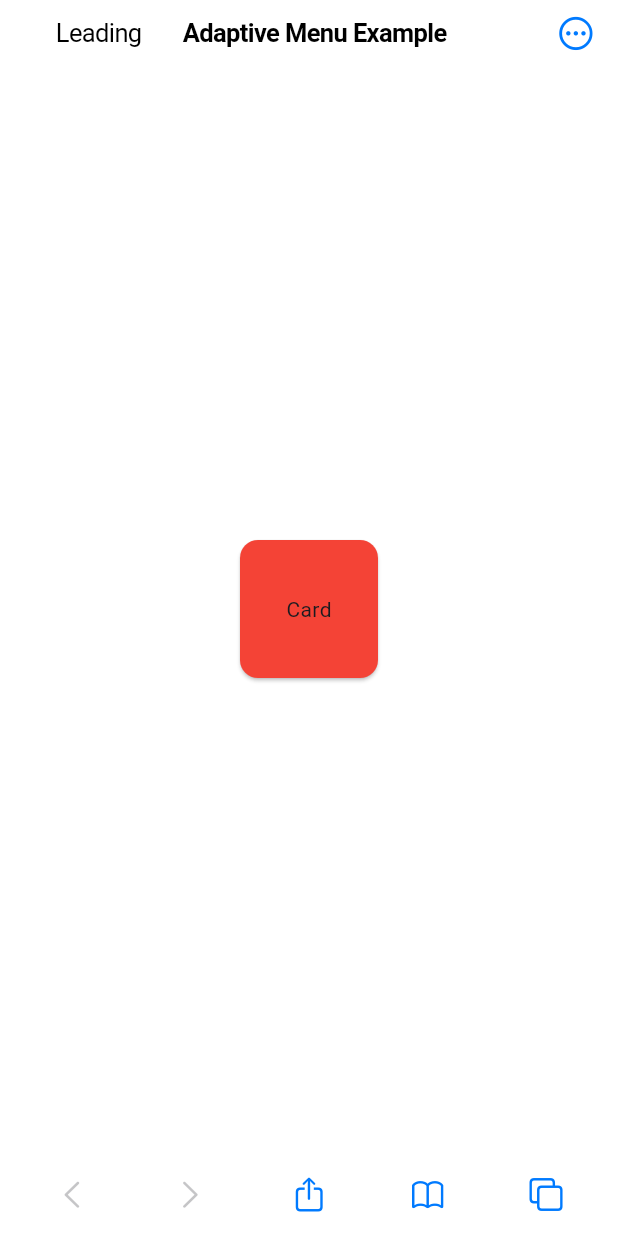
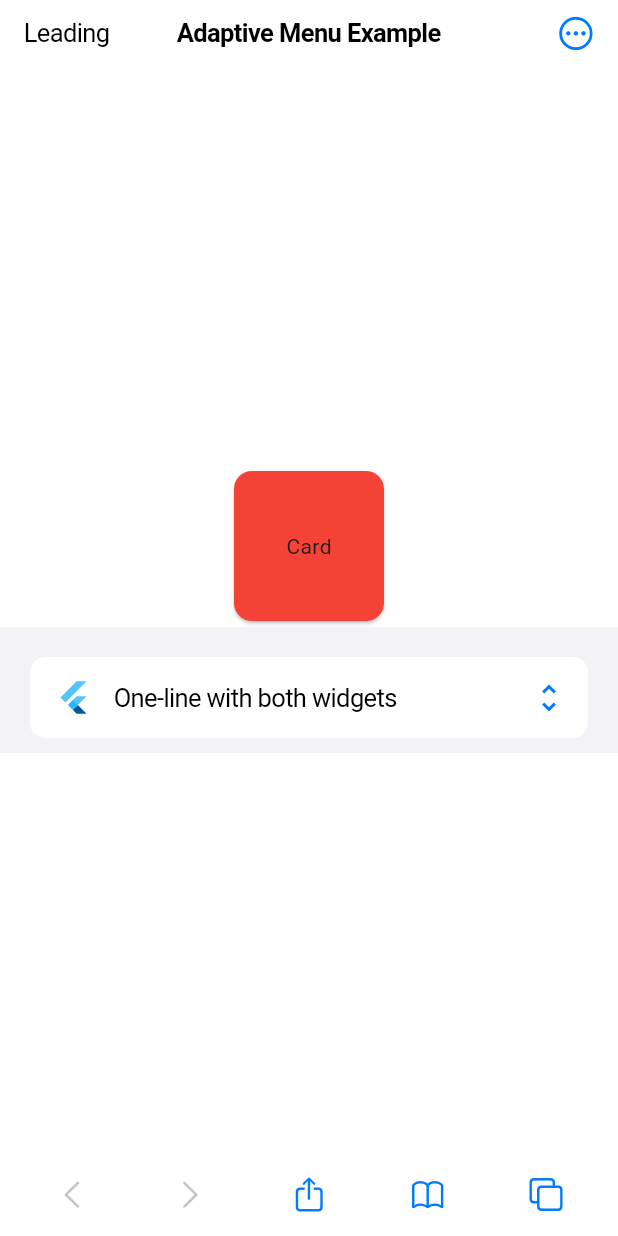
Before and after one commit to habibasseiss/adaptive_menu, a Flutter app: the screen it shows after launch, on a phone screen of 412 x 824 dp. Run offline on Flutter 3.47's test engine with Material 3 defaults, Android fonts, the phone set to English and light mode, and no system bars.

Commit message:
feat: make menu size optional with automatic sizing based on child widget

```diff
--- a/example/lib/main_cupertino.dart
+++ b/example/lib/main_cupertino.dart
@@ -40,7 +40,42 @@ class MyHomePage extends StatelessWidget {
           backgroundColor: Colors.transparent,
           body: SizedBox(
             width: double.infinity,
-            child: Center(child: _WidgetMenu()),
+            child: Center(
+              child: Column(
+                mainAxisSize: MainAxisSize.min,
+                children: [
+                  _WidgetMenu(),
+                  CupertinoListSection.insetGrouped(
+                    children: [
+                      AdaptiveMenu(
+                        type: AdaptiveMenuType.material,
+                        items: [
+                          AdaptiveMenuAction(
+                            title: 'Select',
+                            icon: CupertinoIcons.check_mark_circled,
+                            onPressed: () {
+                              debugPrint('Select was tapped!');
+                            },
+                          ),
+                          AdaptiveMenuAction(
+                            title: 'New Folder',
+                            icon: CupertinoIcons.folder_badge_plus,
+                            onPressed: () {
+                              debugPrint('New Folder was tapped!');
+                            },
+                          ),
+                        ],
+                        child: CupertinoListTile.notched(
+                          leading: FlutterLogo(),
+                          title: Text('One-line with both widgets'),
+                          trailing: Icon(Icons.unfold_more),
+                        ),
+                      ),
+                    ],
+                  ),
+                ],
+              ),
+            ),
           ),
           bottomNavigationBar: _BottomNavigationBar(),
         ),
@@ -152,7 +187,6 @@ class _WidgetMenu extends StatelessWidget {
   Widget build(BuildContext context) {
     return AdaptiveMenu(
       type: AdaptiveMenuType.native,
-      size: const Size(100, 100),
       items: [
         AdaptiveMenuAction(
           title: 'Select',
@@ -187,8 +221,6 @@ class _TextNativeButton extends StatelessWidget {
   @override
   Widget build(BuildContext context) {
     return AdaptiveMenu(
-      // type: AdaptiveMenuType.material,
-      size: const Size(100, 30),
       items: [
         AdaptiveMenuAction(
           title: 'Select',
--- a/lib/view/adaptive_menu.dart
+++ b/lib/view/adaptive_menu.dart
@@ -8,15 +8,15 @@ enum AdaptiveMenuType { material, native }
 class AdaptiveMenu extends StatelessWidget {
   const AdaptiveMenu({
     required this.items,
-    required this.size,
     required this.child,
+    this.size,
     this.type,
     this.onPressed,
     super.key,
   });
 
   final List<AdaptiveMenuItem> items;
-  final Size size;
+  final Size? size;
   final VoidCallback? onPressed;
   final AdaptiveMenuType? type;
   final Widget child;
--- a/lib/view/material_menu.dart
+++ b/lib/view/material_menu.dart
@@ -4,14 +4,14 @@ import 'package:flutter/material.dart';
 class MaterialMenu extends StatelessWidget {
   const MaterialMenu({
     required this.items,
-    required this.size,
     required this.child,
+    this.size,
     this.onPressed,
     super.key,
   });
 
   final List<AdaptiveMenuItem> items;
-  final Size size;
+  final Size? size;
   final VoidCallback? onPressed;
   final Widget child;
 
@@ -152,10 +152,15 @@ class MaterialMenu extends StatelessWidget {
               child: child,
             );
 
-            return SizedBox.fromSize(
-              size: size,
-              child: Center(child: effectiveChild),
-            );
+            // If size is provided, use it; otherwise, let the child determine its own size
+            if (size != null) {
+              return SizedBox.fromSize(
+                size: size,
+                child: Center(child: effectiveChild),
+              );
+            } else {
+              return effectiveChild;
+            }
           },
     );
   }
```
Also changed, not shown: lib/view/native_menu.dart (+124 -5 lines), 1 other file.
